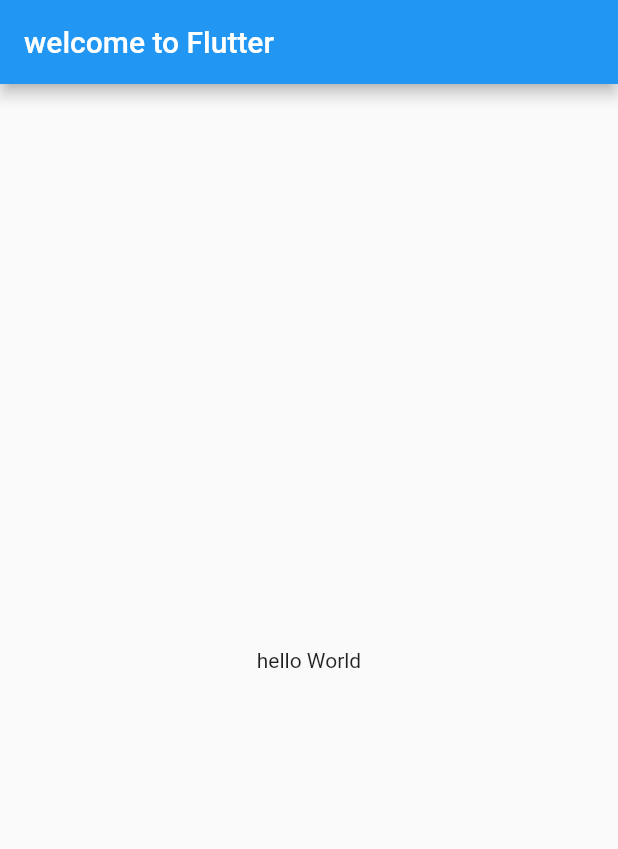
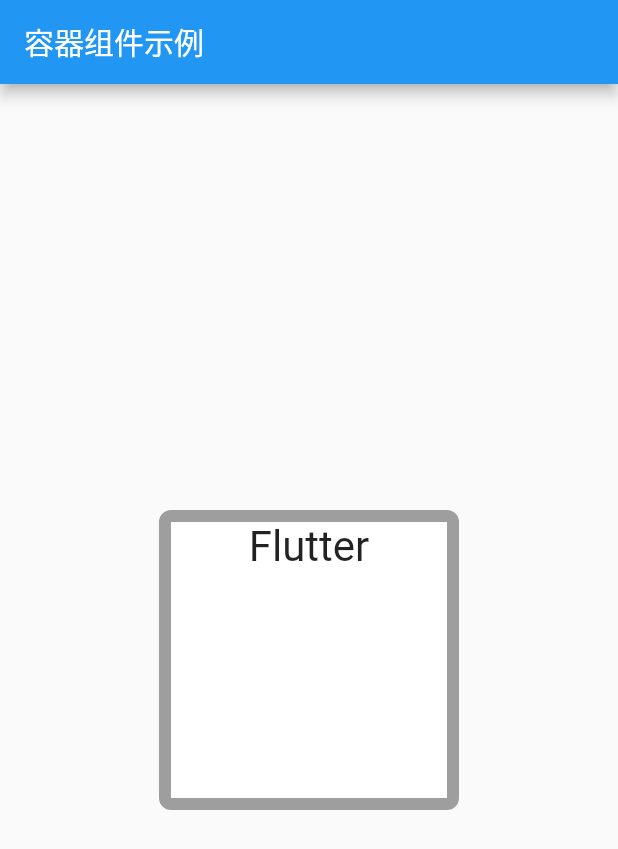
Before and after one commit to zhangjianliu/flutter_demo, a Flutter app: the screen it shows after launch, on a phone screen of 412 x 824 dp. Shown: the top 849 px of the screen. Run offline on Flutter 3.47's test engine with Material 2 defaults, Android fonts, the phone set to English and light mode, and no system bars.

Commit message:
容器组件- 添加边框装饰效果

```diff
--- a/flutter_day01/lib/main.dart
+++ b/flutter_day01/lib/main.dart
@@ -6,14 +6,32 @@ class MyApp extends StatelessWidget {
   @override
   Widget build(BuildContext context) {
     return MaterialApp(
-        title: 'welcome to flutter',
-        home: Scaffold(
-          appBar: AppBar(
-            title: Text('welcome to Flutter'),
+      title: '容器组件示例',
+      home: Scaffold(
+        appBar: AppBar(
+          title: Text('容器组件示例'),
+        ),
+        body: Center(
+          // 添加容器
+          child: Container(
+            width: 200.0,
+            height: 200.0,
+            // 添加边框装饰效果
+            decoration: BoxDecoration(
+                color: Colors.white,
+                // 设置上限左右四个边框的样式
+                border: new Border.all(
+                    color: Colors.grey, // 边框颜色
+                    width: 8.0 // 边框粗细
+                    ),
+                borderRadius:
+                    const BorderRadius.all(const Radius.circular(8.0) // 边框的弧度
+                        )),
+            child: Text('Flutter',
+                textAlign: TextAlign.center, style: TextStyle(fontSize: 28.0)),
           ),
-          body: Center(
-            child: Text('hello World'),
-          ),
-        ));
+        ),
+      ),
+    );
   }
 }
```
